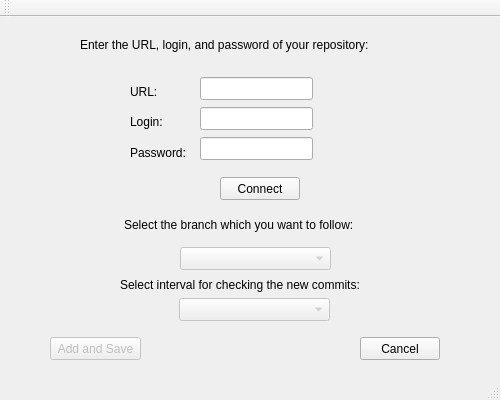
The window that rpnews/gui/mainwindow.ui (ableigdev/RepositoryNews) describes before a commit, drawn with Qt 5.
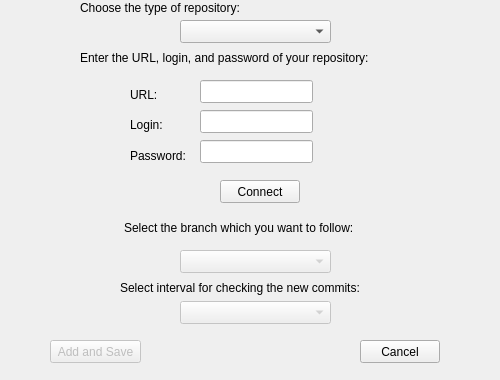
The same window after the commit.

Commit message: Change the size of the window  and add a new label and combobox

```diff
--- a/rpnews/gui/mainwindow.ui
+++ b/rpnews/gui/mainwindow.ui
@@ -7,7 +7,7 @@
     <x>0</x>
     <y>0</y>
     <width>500</width>
-    <height>400</height>
+    <height>380</height>
    </rect>
   </property>
   <property name="sizePolicy">
@@ -19,13 +19,13 @@
   <property name="minimumSize">
    <size>
     <width>500</width>
-    <height>400</height>
+    <height>380</height>
    </size>
   </property>
   <property name="maximumSize">
    <size>
     <width>500</width>
-    <height>400</height>
+    <height>380</height>
    </size>
   </property>
   <property name="contextMenuPolicy">
@@ -37,15 +37,24 @@
   <property name="windowTitle">
    <string>MainWindow</string>
   </property>
+  <property name="autoFillBackground">
+   <bool>false</bool>
+  </property>
   <property name="documentMode">
    <bool>false</bool>
   </property>
+  <property name="tabShape">
+   <enum>QTabWidget::Rounded</enum>
+  </property>
+  <property name="unifiedTitleAndToolBarOnMac">
+   <bool>false</bool>
+  </property>
   <widget class="QWidget" name="centralWidget">
    <widget class="QLineEdit" name="Edit_URL">
     <property name="geometry">
      <rect>
       <x>200</x>
-      <y>60</y>
+      <y>80</y>
       <width>113</width>
       <height>23</height>
      </rect>
@@ -55,7 +64,7 @@
     <property name="geometry">
      <rect>
       <x>130</x>
-      <y>67</y>
+      <y>87</y>
       <width>59</width>
       <height>15</height>
      </rect>
@@ -68,7 +77,7 @@
     <property name="geometry">
      <rect>
       <x>200</x>
-      <y>90</y>
+      <y>110</y>
       <width>113</width>
       <height>23</height>
      </rect>
@@ -78,7 +87,7 @@
     <property name="geometry">
      <rect>
       <x>130</x>
-      <y>97</y>
+      <y>117</y>
       <width>59</width>
       <height>15</height>
      </rect>
@@ -91,7 +100,7 @@
     <property name="geometry">
      <rect>
       <x>130</x>
-      <y>128</y>
+      <y>148</y>
       <width>59</width>
       <height>15</height>
      </rect>
@@ -104,7 +113,7 @@
     <property name="geometry">
      <rect>
       <x>200</x>
-      <y>120</y>
+      <y>140</y>
       <width>113</width>
       <height>23</height>
      </rect>
@@ -114,7 +123,7 @@
     <property name="geometry">
      <rect>
       <x>80</x>
-      <y>20</y>
+      <y>50</y>
       <width>321</width>
       <height>16</height>
      </rect>
@@ -127,7 +136,7 @@
     <property name="geometry">
      <rect>
       <x>220</x>
-      <y>160</y>
+      <y>180</y>
       <width>80</width>
       <height>23</height>
      </rect>
@@ -143,7 +152,7 @@
     <property name="geometry">
      <rect>
       <x>180</x>
-      <y>230</y>
+      <y>250</y>
       <width>151</width>
       <height>23</height>
      </rect>
@@ -153,7 +162,7 @@
     <property name="geometry">
      <rect>
       <x>124</x>
-      <y>200</y>
+      <y>220</y>
       <width>271</width>
       <height>16</height>
      </rect>
@@ -166,7 +175,7 @@
     <property name="geometry">
      <rect>
       <x>120</x>
-      <y>260</y>
+      <y>280</y>
       <width>281</width>
       <height>16</height>
      </rect>
@@ -181,8 +190,8 @@
     </property>
     <property name="geometry">
      <rect>
-      <x>179</x>
-      <y>281</y>
+      <x>180</x>
+      <y>301</y>
       <width>151</width>
       <height>23</height>
      </rect>
@@ -195,7 +204,7 @@
     <property name="geometry">
      <rect>
       <x>50</x>
-      <y>320</y>
+      <y>340</y>
       <width>91</width>
       <height>23</height>
      </rect>
@@ -208,7 +217,7 @@
     <property name="geometry">
      <rect>
       <x>360</x>
-      <y>320</y>
+      <y>340</y>
       <width>80</width>
       <height>23</height>
      </rect>
@@ -217,6 +226,29 @@
      <string>Cancel</string>
     </property>
    </widget>
+   <widget class="QLabel" name="Label_ChooseRepositoryType">
+    <property name="geometry">
+     <rect>
+      <x>80</x>
+      <y>0</y>
+      <width>191</width>
+      <height>16</height>
+     </rect>
+    </property>
+    <property name="text">
+     <string>Choose the type of repository:</string>
+    </property>
+   </widget>
+   <widget class="QComboBox" name="ComboBox_RepositoryType">
+    <property name="geometry">
+     <rect>
+      <x>180</x>
+      <y>20</y>
+      <width>151</width>
+      <height>23</height>
+     </rect>
+    </property>
+   </widget>
   </widget>
   <widget class="QMenuBar" name="menuBar">
    <property name="geometry">
@@ -228,15 +260,6 @@
     </rect>
    </property>
   </widget>
-  <widget class="QToolBar" name="mainToolBar">
-   <attribute name="toolBarArea">
-    <enum>TopToolBarArea</enum>
-   </attribute>
-   <attribute name="toolBarBreak">
-    <bool>false</bool>
-   </attribute>
-  </widget>
-  <widget class="QStatusBar" name="statusBar"/>
  </widget>
  <layoutdefault spacing="6" margin="11"/>
  <resources/>
```
Left out of the diff: 3 changed lines with no effect on the pictures.
